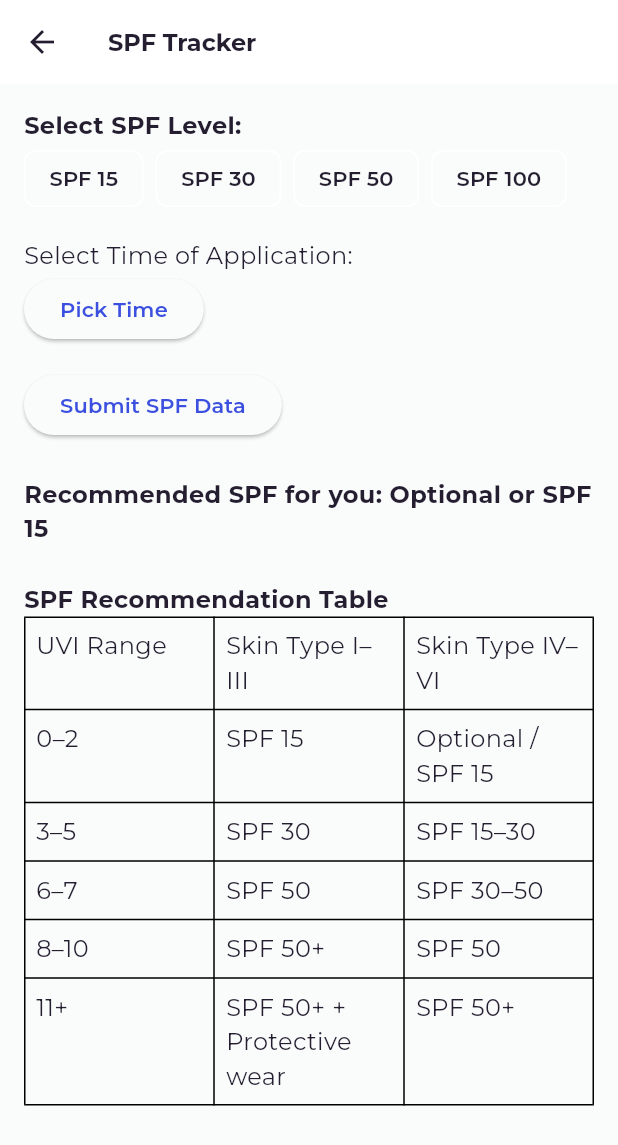
After one commit to Goutami-Sooda/Smart-UV-Exposure-Tracker, a Flutter app: the SPFTrackerPage screen opened directly, after a tap on "Submit SPF Data", on a phone screen of 412 x 824 dp. The commit adds this screen. Shown: the top 1145 px of the screen. Run offline on Flutter 3.47's test engine with Material 3 defaults, Android fonts, the phone set to English and light mode, and no system bars; our stand-ins replace avatar_glow, calendar_date_picker2, cloud_firestore, equatable, file_picker, firebase_auth and 20 more; missing offline and left inert: desktop_drop, flutter_dropzone, rx_event_bus, syncfusion_flutter_maps, window_location_href, window_manager; accounts and stored records are empty.

Commit message:
Add spf tracker feature

```diff
--- a/flutter_app/assets/routes/menu_route_en.json
+++ b/flutter_app/assets/routes/menu_route_en.json
@@ -26,6 +26,11 @@
         "icon": "assets/sidebar/dashboard.svg",
         "menuName": "History",
         "path": "/history"
+      },
+      {
+        "icon": "assets/sidebar/forms.svg",
+        "menuName": "SPF Tracker",
+        "path": "/spfTracker"
       },
       {
         "icon": "assets/sidebar/calendar.svg",
--- a/flutter_app/lib/pages/auth/sign_up/sign_up_provider.dart
+++ b/flutter_app/lib/pages/auth/sign_up/sign_up_provider.dart
@@ -104,7 +104,6 @@ class SignUpProvider extends BaseViewModel {
         skinType: skinType,
         email: email,
         currentUVIndex: 0.0,
-        lastExposureDuration: Duration.zero,
         createdAt: DateTime.now(),
       );
 
--- /dev/null
+++ b/flutter_app/lib/pages/spf_tracker/spf_form_widget.dart
@@ -0,0 +1,127 @@
+import 'package:flutter/material.dart';
+import 'package:cloud_firestore/cloud_firestore.dart';
+import 'package:firebase_auth/firebase_auth.dart';
+
+class SPFFormWidget extends StatefulWidget {
+  const SPFFormWidget({super.key});
+
+  @override
+  State<SPFFormWidget> createState() => _SPFFormWidgetState();
+}
+
+class _SPFFormWidgetState extends State<SPFFormWidget> {
+  int? selectedSPF;
+  DateTime? selectedTime;
+
+  final FirebaseFirestore _firestore = FirebaseFirestore.instance;
+  final FirebaseAuth _auth = FirebaseAuth.instance;
+
+  Future<void> _submit() async {
+    final uid = _auth.currentUser?.uid;
+    if (uid == null || selectedSPF == null || selectedTime == null) return;
+
+    try {
+      final userDoc = await _firestore.collection('users').doc(uid).get();
+      final userData = userDoc.data();
+      if (userData == null) return;
+
+      final skinTypeRaw = userData['skinType'];
+      final skinType = int.tryParse(skinTypeRaw.toString()) ?? 3;  // default to 3 if parsing fails
+      final uvIndex = userData['currentUVIndex'] ?? 5.0; // fallback UV
+
+      final protectionDuration = calculateProtectionDuration(
+        spf: selectedSPF!,
+        uvIndex: uvIndex.toDouble(),
+        skinType: skinType ?? 3,
+      );
+
+      final expiresAt = selectedTime!.add(protectionDuration);
+
+      await _firestore
+          .collection('users')
+          .doc(uid)
+          .collection('spf_tracker')
+          .doc('latest')
+          .set({
+        'spfLevel': selectedSPF,
+        'appliedAt': selectedTime,
+        'expiresAt': expiresAt,
+      });
+
+      ScaffoldMessenger.of(context).showSnackBar(
+        SnackBar(content: Text("SPF data saved. Protection until ${expiresAt.toLocal()}")),
+      );
+    } catch (e) {
+      print("Error in SPF submit: $e");
+      ScaffoldMessenger.of(context).showSnackBar(
+        const SnackBar(content: Text("Failed to save SPF data")),
+      );
+    }
+  }
+
+  Duration calculateProtectionDuration({
+    required int spf,
+    required double uvIndex,
+    required int skinType,
+  }) {
+
+    final baseBurnTime = {
+      1: 10,  // Type I – very fair
+      2: 15,  // Type II – fair
+      3: 20,  // Type III – medium
+      4: 30,  // Type IV – olive
+      5: 40,  // Type V – brown
+      6: 60,  // Type VI – dark brown/black
+    };
+
+    final timeToBurn = baseBurnTime[skinType] ?? 15;
+
+    // Prevent division by zero or near-zero UV
+    if (uvIndex < 0.1) {
+      return const Duration(minutes: 999); // Arbitrarily long protection time
+    }
+
+    final effectiveMinutes = timeToBurn * spf / uvIndex;
+    return Duration(minutes: effectiveMinutes.round());
+  }
+
+
+  @override
+  Widget build(BuildContext context) {
+    return Column(
+      crossAxisAlignment: CrossAxisAlignment.start,
+      children: [
+        const Text("Select SPF Level:", style: TextStyle(fontWeight: FontWeight.bold)),
+        Wrap(
+          spacing: 8,
+          children: [15, 30, 50, 100].map((spf) {
+            return ChoiceChip(
+              label: Text("SPF $spf"),
+              selected: selectedSPF == spf,
+              onSelected: (_) => setState(() => selectedSPF = spf),
+            );
+          }).toList(),
+        ),
+        const SizedBox(height: 16),
+        Text("Select Time of Application: ${selectedTime != null ? selectedTime.toString() : ''}"),
+        ElevatedButton(
+          onPressed: () async {
+            final picked = await showTimePicker(
+              context: context,
+              initialTime: TimeOfDay.now(),
+            );
+            if (picked != null) {
+              final now = DateTime.now();
+              setState(() {
+                selectedTime = DateTime(now.year, now.month, now.day, picked.hour, picked.minute);
+              });
+            }
+          },
+          child: const Text("Pick Time"),
+        ),
+        const SizedBox(height: 16),
+        ElevatedButton(onPressed: _submit, child: const Text("Submit SPF Data")),
+      ],
+    );
+  }
+}
--- /dev/null
+++ b/flutter_app/lib/pages/spf_tracker/spf_recommendation_table.dart
@@ -0,0 +1,26 @@
+import 'package:flutter/material.dart';
+
+class SPFRecommendationTable extends StatelessWidget {
+  const SPFRecommendationTable({super.key});
+
+  @override
+  Widget build(BuildContext context) {
+    final rows = [
+      ["UVI Range", "Skin Type I–III", "Skin Type IV–VI"],
+      ["0–2", "SPF 15", "Optional / SPF 15"],
+      ["3–5", "SPF 30", "SPF 15–30"],
+      ["6–7", "SPF 50", "SPF 30–50"],
+      ["8–10", "SPF 50+", "SPF 50"],
+      ["11+", "SPF 50+ + Protective wear", "SPF 50+"],
+    ];
+
+    return Table(
+      border: TableBorder.all(),
+      children: rows.map((row) {
+        return TableRow(children: row.map((cell) {
+          return Padding(padding: const EdgeInsets.all(8), child: Text(cell));
+        }).toList());
+      }).toList(),
+    );
+  }
+}
--- /dev/null
+++ b/flutter_app/lib/pages/spf_tracker/spf_tracker_page.dart
@@ -0,0 +1,29 @@
+import 'package:flutter/material.dart';
+import 'spf_form_widget.dart';
+import 'spf_recommendation_table.dart';
+import 'user_spf_recommendation.dart';
+
+class SPFTrackerPage extends StatelessWidget {
+  const SPFTrackerPage({super.key});
+
+  @override
+  Widget build(BuildContext context) {
+    return Scaffold(
+      appBar: AppBar(title: const Text("SPF Tracker")),
+      body: SingleChildScrollView(
+        padding: const EdgeInsets.all(16),
+        child: Column(
+          crossAxisAlignment: CrossAxisAlignment.start,
+          children: const [
+            SPFFormWidget(),
+            SizedBox(height: 24),
+            UserSPFRecommendation(),
+            SizedBox(height: 24),
+            Text("SPF Recommendation Table", style: TextStyle(fontWeight: FontWeight.bold, fontSize: 16)),
+            SPFRecommendationTable(),
+          ],
+        ),
+      ),
+    );
+  }
+}
--- /dev/null
+++ b/flutter_app/lib/pages/spf_tracker/user_spf_recommendation.dart
@@ -0,0 +1,40 @@
+import 'package:cloud_firestore/cloud_firestore.dart';
+import 'package:firebase_auth/firebase_auth.dart';
+import 'package:flutter/material.dart';
+
+class UserSPFRecommendation extends StatelessWidget {
+  const UserSPFRecommendation({super.key});
+
+  String getRecommendation(int uvi, String skinType) {
+    if (uvi <= 2) {
+      return skinType == "I" || skinType == "II" || skinType == "III" ? "SPF 15" : "Optional or SPF 15";
+    } else if (uvi <= 5) {
+      return skinType == "I" || skinType == "II" || skinType == "III" ? "SPF 30" : "SPF 15–30";
+    } else if (uvi <= 7) {
+      return skinType == "I" || skinType == "II" || skinType == "III" ? "SPF 50" : "SPF 30–50";
+    } else {
+      return "SPF 50+ + protective clothing";
+    }
+  }
+
+  @override
+  Widget build(BuildContext context) {
+    final uid = FirebaseAuth.instance.currentUser?.uid;
+    if (uid == null) return const Text("User not found");
+
+    return FutureBuilder<DocumentSnapshot>(
+      future: FirebaseFirestore.instance.collection('users').doc(uid).get(),
+      builder: (context, snapshot) {
+        if (!snapshot.hasData) return const CircularProgressIndicator();
+        final data = snapshot.data!.data() as Map<String, dynamic>;
+        final skinType = data['skinType'] ?? 'III';
+        final currentUVI = (data['currentUVIndex'] ?? 5).toInt();
+
+        final reco = getRecommendation(currentUVI, skinType);
+
+        return Text("Recommended SPF for you: $reco",
+            style: const TextStyle(fontSize: 16, fontWeight: FontWeight.bold));
+      },
+    );
+  }
+}
--- a/flutter_app/lib/routes.dart
+++ b/flutter_app/lib/routes.dart
@@ -19,6 +19,7 @@ import 'package:flareline/pages/profile/profile_page.dart' deferred as profile;
 import 'package:flareline/pages/resetpwd/reset_pwd_page.dart' deferred as resetPwd;
 import 'package:flareline/pages/setting/settings_page.dart' deferred as settings;
 import 'package:flareline/pages/table/tables_page.dart' deferred as tables;
+import 'package:flareline/pages/spf_tracker/spf_tracker_page.dart' deferred as spfTracker;
 
 
 import 'package:flareline/pages/dashboard/dashboard_page.dart';
@@ -56,6 +57,10 @@ final List<Map<String, Object>> MAIN_PAGES = [
   {
     'routerPath': '/modal',
     'widget': DeferredWidget(modal.loadLibrary, () => modal.ModalPage())
+  },
+  {
+    'routerPath': '/spfTracker',
+    'widget': DeferredWidget(spfTracker.loadLibrary, () => spfTracker.SPFTrackerPage()),
   },
 ];
 
```
Also changed, not shown: flutter_app/lib/models/exposure_model.dart (deleted, +0 -33 lines), flutter_app/lib/models/notification_model.dart (deleted, +0 -28 lines), flutter_app/lib/models/spf_tracker_model.dart (deleted, +0 -33 lines), flutter_app/lib/models/user_model.dart (+183 -5 lines), flutter_app/lib/pages/dashboard/dashboard_page.dart (+6 -3 lines), flutter_app/lib/pages/dashboard/widgets/spf_selector_widget.dart (+85 -23 lines), flutter_app/lib/services/firestore_service.dart (+36 -37 lines).
